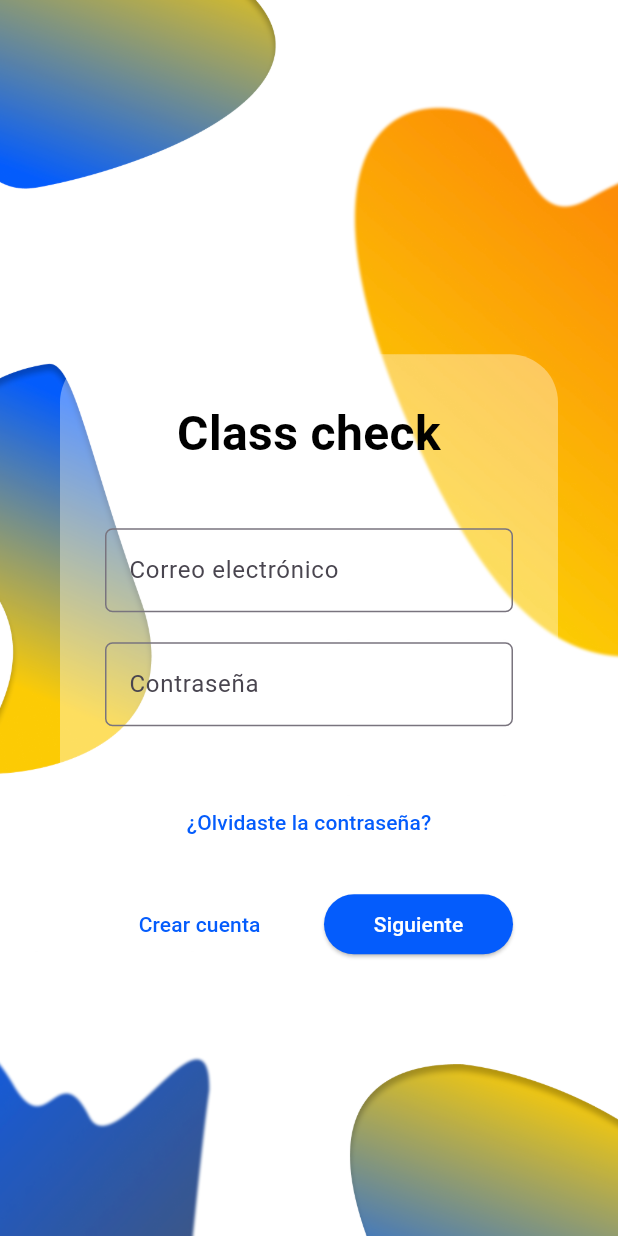
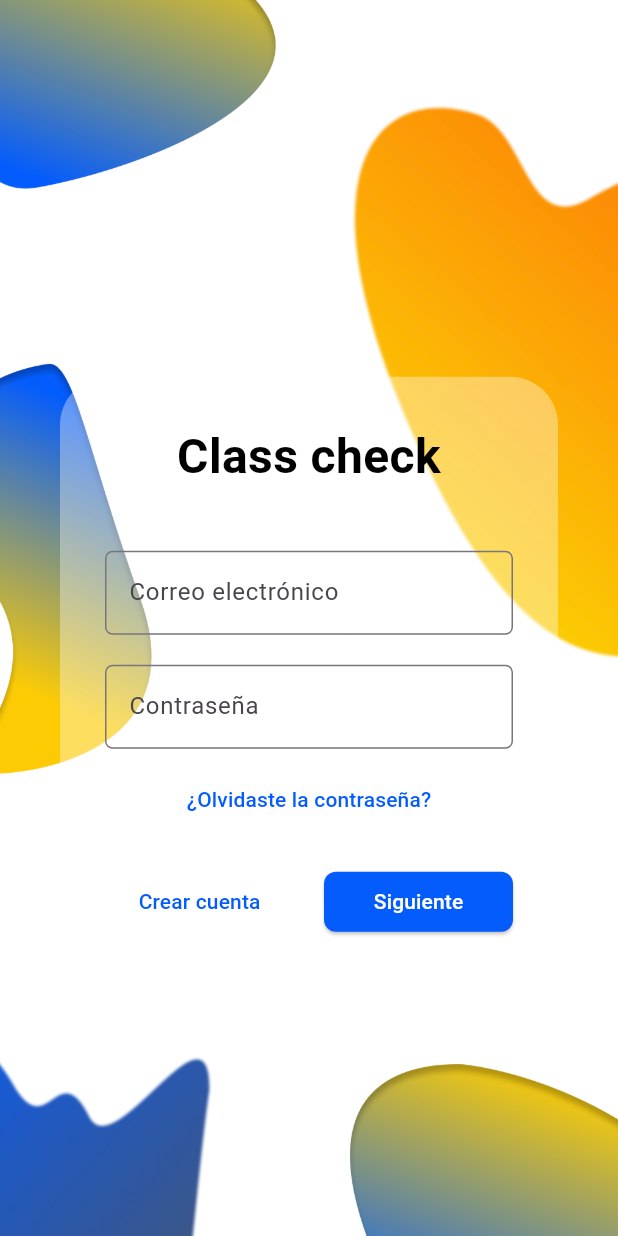
Before and after one commit to Roberto-Parra/ux-miso-grupo-25-movil, a Flutter app: the screen it shows after launch, on a phone screen of 412 x 824 dp. Run offline on Flutter 3.47's test engine with Material 3 defaults, Android fonts, the phone set to English and light mode, and no system bars.

Commit message:
botones cuadrados

```diff
--- a/lib/main.dart
+++ b/lib/main.dart
@@ -76,7 +76,7 @@ class InicioSesionScreen extends StatelessWidget {
                             // Resto de la decoración
                           ),
                         ),
-                        SizedBox(height: 40),
+                        SizedBox(height: 10),
                         TextButton(
                           child: Text(
                             '¿Olvidaste la contraseña?',
@@ -109,6 +109,7 @@ class InicioSesionScreen extends StatelessWidget {
                                 style: TextStyle(color: Colors.white)),
                                 style: ElevatedButton.styleFrom(
                                   backgroundColor: Color(0xFF045CFC),
+                                  shape: RoundedRectangleBorder(borderRadius: BorderRadius.circular(8.0)),
                                   // Resto de la decoración
                                 ),
                                 onPressed: () {
```
